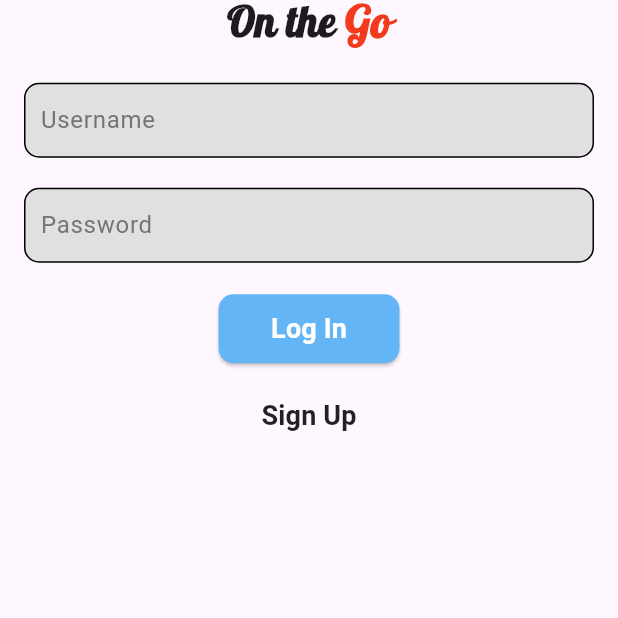
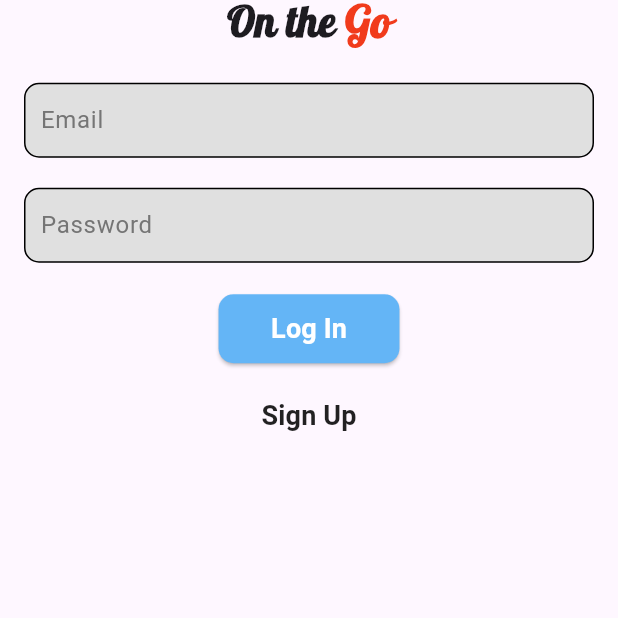
Before and after one commit to emtiaz1/on_the_go, a Flutter app: the screen it shows after launch, after a tap on "Log In", on a phone screen of 412 x 824 dp, the part 398-1016 px from its top. Run offline on Flutter 3.47's test engine with Material 3 defaults, Android fonts, the phone set to English and light mode, and no system bars; our stand-ins replace firebase_auth, firebase_core, google_fonts; accounts and stored records are empty; network calls fail.

Commit message:
addign firebase to login and signup

```diff
--- a/lib/login_page.dart
+++ b/lib/login_page.dart
@@ -1,5 +1,6 @@
 import 'package:flutter/material.dart';
 import 'package:google_fonts/google_fonts.dart';
+import 'package:firebase_auth/firebase_auth.dart';
 import 'package:on_the_go_demo/homepage.dart';
 import 'package:on_the_go_demo/utils/constans/colors.dart';
 import 'package:on_the_go_demo/widgets/appbar.dart';
@@ -14,33 +15,73 @@ class LoginPage extends StatefulWidget {
 }
 
 class _LoginPageState extends State<LoginPage> {
-  final Map<String, String> predefinedUsers = {
-    'user1': 'password1',
-    'user2': 'password2',
-    '123': '123',
-    '1': '1',
-  };
-
   final TextEditingController usernameController = TextEditingController();
   final TextEditingController passwordController = TextEditingController();
+  final FirebaseAuth _auth = FirebaseAuth.instance;
+  bool _isLoading = false;
 
-  void login() {
-    String username = usernameController.text;
-    String password = passwordController.text;
+  void login() async {
+    setState(() {
+      _isLoading = true;
+    });
 
-    if (predefinedUsers[username] == password) {
+    try {
+      String email = usernameController.text.trim();
+      String password = passwordController.text.trim();
+
+      // Ensure email format (you might want to add more validation)
+      if (!email.contains('@')) {
+        email = '$email@example.com'; // Adjust based on your needs
+      }
+
+      await _auth.signInWithEmailAndPassword(
+        email: email,
+        password: password,
+      );
+
+      if (mounted) {
         ScaffoldMessenger.of(context).showSnackBar(
           const SnackBar(content: Text('Login Successful!')),
         );
-      // Navigate to NewsFeedPage
-      Navigator.push(
+
+        Navigator.pushReplacement(
           context,
           MaterialPageRoute(builder: (context) => const HomePage()),
         );
-    } else {
+      }
+    } on FirebaseAuthException catch (e) {
+      String message;
+      switch (e.code) {
+        case 'user-not-found':
+          message = 'No user found for that email.';
+          break;
+        case 'wrong-password':
+          message = 'Invalid password provided.';
+          break;
+        case 'invalid-email':
+          message = 'Invalid email format.';
+          break;
+        default:
+          message = 'Invalid Username or Password';
+      }
+
+      if (mounted) {
         ScaffoldMessenger.of(context).showSnackBar(
-        const SnackBar(content: Text('Invalid Username or Password')),
+          SnackBar(content: Text(message)),
         );
+      }
+    } catch (e) {
+      if (mounted) {
+        ScaffoldMessenger.of(context).showSnackBar(
+          const SnackBar(content: Text('An error occurred. Please try again.')),
+        );
+      }
+    } finally {
+      if (mounted) {
+        setState(() {
+          _isLoading = false;
+        });
+      }
     }
   }
 
@@ -48,13 +89,7 @@ class _LoginPageState extends State<LoginPage> {
     Navigator.push(
       context,
       MaterialPageRoute(builder: (context) => const SignUpPage()),
-    ).then((newUser) {
-      if (newUser != null) {
-        setState(() {
-          predefinedUsers[newUser['username']] = newUser['password'];
-        });
-      }
-    });
+    );
   }
 
   @override
@@ -102,7 +137,7 @@ class _LoginPageState extends State<LoginPage> {
                 child: TextField(
                   controller: usernameController,
                   decoration: InputDecoration(
-                    hintText: 'Username',
+                    hintText: 'Email',
                     hintStyle: TextStyle(
                         color: Colors.grey[600],
                         fontFamily: GoogleFonts.roboto().fontFamily),
@@ -132,7 +167,7 @@ class _LoginPageState extends State<LoginPage> {
               ),
               const SizedBox(height: 20),
               ElevatedButton(
-                onPressed: login,
+                onPressed: _isLoading ? null : login,
                 style: ElevatedButton.styleFrom(
                   backgroundColor: Colors.blue[300],
                   padding: EdgeInsets.symmetric(horizontal: 35, vertical: 10),
@@ -140,7 +175,9 @@ class _LoginPageState extends State<LoginPage> {
                     borderRadius: BorderRadius.circular(10),
                   ),
                 ),
-                child: Text(
+                child: _isLoading
+                    ? CircularProgressIndicator(color: Colors.white)
+                    : Text(
                         'Log In',
                         style: TextStyle(
                           fontSize: 18,
@@ -167,4 +204,11 @@ class _LoginPageState extends State<LoginPage> {
       ),
     );
   }
+
+  @override
+  void dispose() {
+    usernameController.dispose();
+    passwordController.dispose();
+    super.dispose();
   }
+}
--- a/lib/main.dart
+++ b/lib/main.dart
@@ -1,7 +1,10 @@
 import 'package:flutter/material.dart';
+import 'package:firebase_core/firebase_core.dart';
 import 'login_page.dart';
 
-void main() {
+void main() async {
+  WidgetsFlutterBinding.ensureInitialized();
+  await Firebase.initializeApp();
   runApp(const MyApp());
 }
 
@@ -10,12 +13,10 @@ class MyApp extends StatelessWidget {
 
   @override
   Widget build(BuildContext context) {
-    return SafeArea(
-      child: MaterialApp(
-        debugShowCheckedModeBanner: false,
-        title: 'On The Go Demo',
-        home: LoginPage(),
-      ),
+    return MaterialApp(
+      debugShowCheckedModeBanner: false,
+      title: 'On The Go',
+      home: LoginPage(),
     );
   }
 }
--- a/lib/signup_page.dart
+++ b/lib/signup_page.dart
@@ -1,4 +1,5 @@
 import 'package:flutter/material.dart';
+import 'package:firebase_auth/firebase_auth.dart';
 
 class SignUpPage extends StatefulWidget {
   const SignUpPage({super.key});
@@ -15,13 +16,52 @@ class _SignUpPageState extends State<SignUpPage> {
   final TextEditingController passwordController = TextEditingController();
 
   bool showError = false;
+  bool isLoading = false;
 
-  void signUp() {
-    String username = usernameController.text;
-    String password = passwordController.text;
+  final FirebaseAuth _auth = FirebaseAuth.instance;
 
-    if (username.isNotEmpty && password.isNotEmpty) {
-      Navigator.pop(context, {'username': username, 'password': password});
+  void signUp() async {
+    String email = emailController.text.trim();
+    String password = passwordController.text.trim();
+
+    if (email.isNotEmpty && password.isNotEmpty) {
+      setState(() {
+        isLoading = true;
+      });
+
+      try {
+        // Create a new user with Firebase Authentication
+        await _auth.createUserWithEmailAndPassword(
+          email: email,
+          password: password,
+        );
+
+        // Navigate back with user data
+        Navigator.pop(context, {'email': email, 'password': password});
+      } on FirebaseAuthException catch (e) {
+        setState(() {
+          showError = true;
+        });
+
+        String errorMessage;
+        if (e.code == 'email-already-in-use') {
+          errorMessage = 'This email is already in use.';
+        } else if (e.code == 'weak-password') {
+          errorMessage = 'The password is too weak.';
+        } else if (e.code == 'invalid-email') {
+          errorMessage = 'The email address is invalid.';
+        } else {
+          errorMessage = 'An error occurred. Please try again.';
+        }
+
+        ScaffoldMessenger.of(context).showSnackBar(
+          SnackBar(content: Text(errorMessage)),
+        );
+      } finally {
+        setState(() {
+          isLoading = false;
+        });
+      }
     } else {
       setState(() {
         showError = true;
@@ -49,7 +89,7 @@ class _SignUpPageState extends State<SignUpPage> {
           child: TextField(
             controller: controller,
             decoration: InputDecoration(
-              hintText: label, // Placeholder text
+              hintText: label,
               border: InputBorder.none,
               contentPadding: const EdgeInsets.symmetric(horizontal: 10),
             ),
@@ -77,7 +117,7 @@ class _SignUpPageState extends State<SignUpPage> {
           child: Column(
             mainAxisAlignment: MainAxisAlignment.start,
             children: [
-              const SizedBox(height: 40), // Space at the top
+              const SizedBox(height: 40),
               const Text(
                 'On the Go',
                 style: TextStyle(
@@ -91,9 +131,11 @@ class _SignUpPageState extends State<SignUpPage> {
               const SizedBox(height: 20),
               buildInputField(label: 'Email', controller: emailController),
               const SizedBox(height: 20),
-              buildInputField(label: 'Phone Number', controller: phoneController),
+              buildInputField(
+                  label: 'Phone Number', controller: phoneController),
               const SizedBox(height: 20),
-              buildInputField(label: 'Username', controller: usernameController),
+              buildInputField(
+                  label: 'Username', controller: usernameController),
               const SizedBox(height: 20),
               buildInputField(
                 label: 'Password',
@@ -101,18 +143,22 @@ class _SignUpPageState extends State<SignUpPage> {
                 obscureText: true,
               ),
               const SizedBox(height: 30),
-              ElevatedButton(
+              isLoading
+                  ? const CircularProgressIndicator()
+                  : ElevatedButton(
                       onPressed: signUp,
                       style: ElevatedButton.styleFrom(
                         backgroundColor: Colors.blue,
-                  padding: const EdgeInsets.symmetric(horizontal: 50, vertical: 15),
+                        padding: const EdgeInsets.symmetric(
+                            horizontal: 50, vertical: 15),
                         shape: RoundedRectangleBorder(
                           borderRadius: BorderRadius.circular(10),
                         ),
                       ),
                       child: const Text(
                         'Sign Up',
-                  style: TextStyle(fontSize: 16, fontWeight: FontWeight.bold),
+                        style: TextStyle(
+                            fontSize: 16, fontWeight: FontWeight.bold),
                       ),
                     ),
             ],
```
Also changed, not shown: 4 other files. Lines whose indentation alone changed are shown as unchanged.
